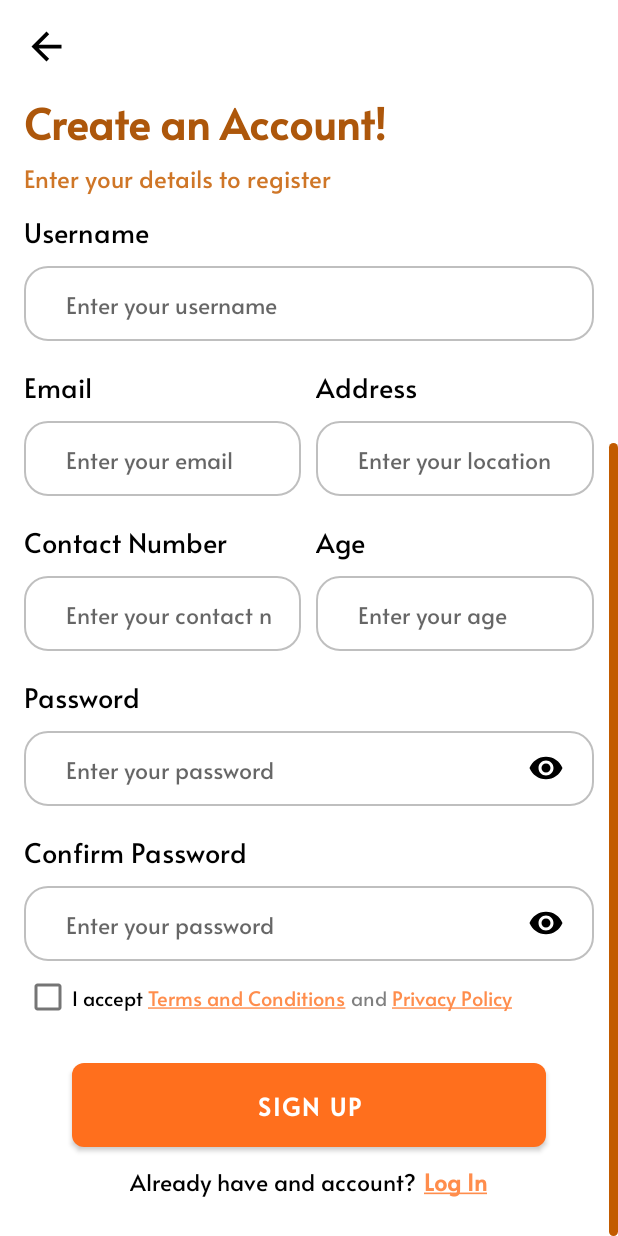
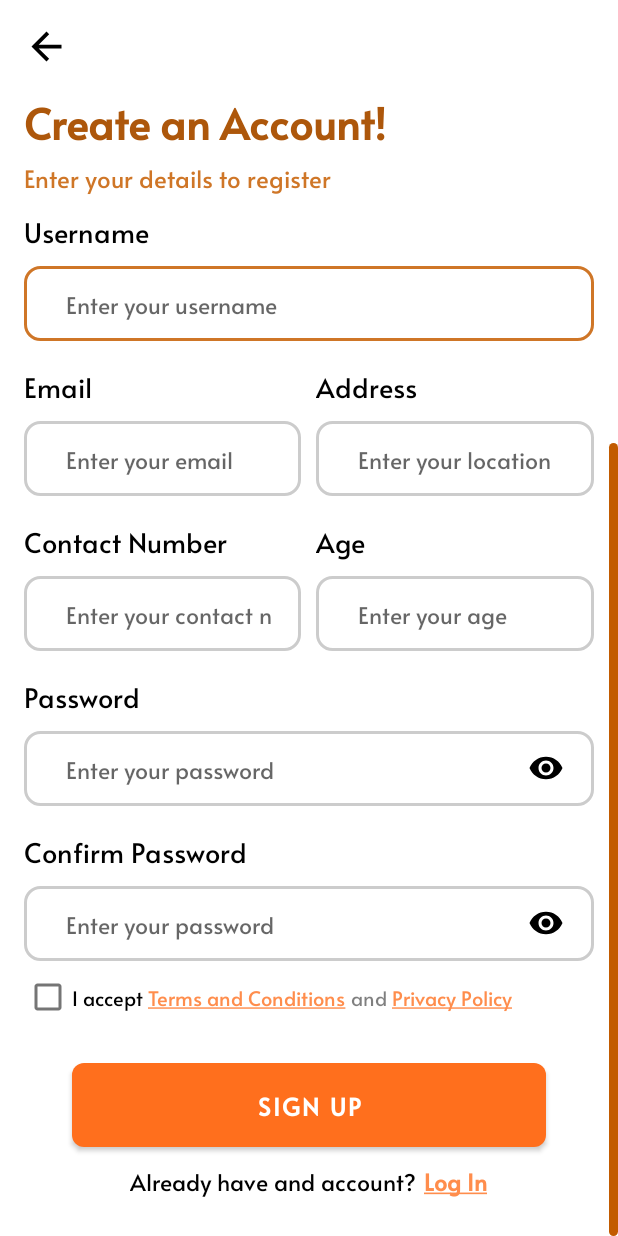
Before and after one commit to MarkKheanViari/PetPal-E-commerce-Booking-Mobile-, an Android app: the RegisterActivity screen opened directly, with no data from a screen before it, scrolled down 192 dp, on a phone screen of 412 x 824 dp. Run offline under Robolectric (Android 15) with nearby library versions, the phone set to English and light mode, and no system bars.

Commit message:
Eme Eme lang ung inputfield

```diff
--- a/app/src/main/java/com/example/myapplication/Controller/LoginActivity.kt
+++ b/app/src/main/java/com/example/myapplication/Controller/LoginActivity.kt
@@ -100,11 +100,11 @@ class LoginActivity : AppCompatActivity() {
 
         // Remove error when user fixes input
         usernameInput.addTextChangedListener {
-            usernameInput.setBackgroundResource(R.drawable.login_design)
+            usernameInput.setBackgroundResource(R.drawable.login_design_selector)
             usernameInput.error = null
         }
         passwordInput.addTextChangedListener {
-            passwordInput.setBackgroundResource(R.drawable.login_design)
+            passwordInput.setBackgroundResource(R.drawable.login_design_selector)
             passwordInput.error = null
         }
 
--- a/app/src/main/java/com/example/myapplication/Controller/RegisterActivity.kt
+++ b/app/src/main/java/com/example/myapplication/Controller/RegisterActivity.kt
@@ -94,7 +94,7 @@ class RegisterActivity : AppCompatActivity() {
                 }
             }
 
-            if (password.length < 6 || password.length > 16) { // Fixed password length validation
+            if (password.length < 6 || password.length > 16) {
                 passwordInput.error = "Password must be between 6 to 16 characters"
                 passwordInput.setBackgroundResource(R.drawable.edittext_error_background)
                 isValid = false
@@ -134,8 +134,6 @@ class RegisterActivity : AppCompatActivity() {
                 if (username.isBlank()) {
                     usernameInput.error = "Username is Required"
                     usernameInput.setBackgroundResource(R.drawable.edittext_error_background)
-                } else {
-                    usernameInput.setBackgroundResource(R.drawable.login_design)
                 }
             }
         }
@@ -146,8 +144,6 @@ class RegisterActivity : AppCompatActivity() {
                 if (email.isBlank()) {
                     emailInput.error = "Email is Required"
                     emailInput.setBackgroundResource(R.drawable.edittext_error_background)
-                } else {
-                    emailInput.setBackgroundResource(R.drawable.login_design)
                 }
             }
         }
@@ -158,8 +154,6 @@ class RegisterActivity : AppCompatActivity() {
                 if (location.isBlank()) {
                     locationInput.error = "Location is Required"
                     locationInput.setBackgroundResource(R.drawable.edittext_error_background)
-                } else {
-                    locationInput.setBackgroundResource(R.drawable.login_design)
                 }
             }
         }
@@ -170,8 +164,6 @@ class RegisterActivity : AppCompatActivity() {
                 if (age.isBlank()) {
                     ageInput.error = "Age is Required"
                     ageInput.setBackgroundResource(R.drawable.edittext_error_background)
-                } else {
-                    ageInput.setBackgroundResource(R.drawable.login_design)
                 }
             }
         }
@@ -182,8 +174,6 @@ class RegisterActivity : AppCompatActivity() {
                 if (contact.isBlank()) {
                     contactInput.error = "Contact Number is Required"
                     contactInput.setBackgroundResource(R.drawable.edittext_error_background)
-                } else {
-                    contactInput.setBackgroundResource(R.drawable.login_design)
                 }
             }
         }
@@ -194,8 +184,6 @@ class RegisterActivity : AppCompatActivity() {
                 if (password.isBlank()) {
                     passwordInput.error = "Password is Required"
                     passwordInput.setBackgroundResource(R.drawable.edittext_error_background)
-                } else {
-                    passwordInput.setBackgroundResource(R.drawable.login_design)
                 }
             }
         }
@@ -206,8 +194,6 @@ class RegisterActivity : AppCompatActivity() {
                 if (confirmPassword.isBlank()) {
                     confirmPasswordInput.error = "Confirm Password is Required"
                     confirmPasswordInput.setBackgroundResource(R.drawable.edittext_error_background)
-                } else {
-                    confirmPasswordInput.setBackgroundResource(R.drawable.login_design)
                 }
             }
         }
@@ -215,37 +201,37 @@ class RegisterActivity : AppCompatActivity() {
         // Text change listeners to clear errors
         usernameInput.addTextChangedListener {
             usernameInput.error = null
-            usernameInput.setBackgroundResource(R.drawable.login_design)
+            usernameInput.setBackgroundResource(R.drawable.login_design_selector)
         }
 
         emailInput.addTextChangedListener {
             emailInput.error = null
-            emailInput.setBackgroundResource(R.drawable.login_design)
+            emailInput.setBackgroundResource(R.drawable.login_design_selector)
         }
 
         locationInput.addTextChangedListener {
             locationInput.error = null
-            locationInput.setBackgroundResource(R.drawable.login_design)
+            locationInput.setBackgroundResource(R.drawable.login_design_selector)
         }
 
         contactInput.addTextChangedListener {
             contactInput.error = null
-            contactInput.setBackgroundResource(R.drawable.login_design)
+            contactInput.setBackgroundResource(R.drawable.login_design_selector)
         }
 
         ageInput.addTextChangedListener {
             ageInput.error = null
-            ageInput.setBackgroundResource(R.drawable.login_design)
+            ageInput.setBackgroundResource(R.drawable.login_design_selector)
         }
 
         passwordInput.addTextChangedListener {
             passwordInput.error = null
-            passwordInput.setBackgroundResource(R.drawable.login_design)
+            passwordInput.setBackgroundResource(R.drawable.login_design_selector)
         }
 
         confirmPasswordInput.addTextChangedListener {
             confirmPasswordInput.error = null
-            confirmPasswordInput.setBackgroundResource(R.drawable.login_design)
+            confirmPasswordInput.setBackgroundResource(R.drawable.login_design_selector)
         }
 
         // Click listeners for Terms, Privacy Policy, and Login suggestion
--- a/app/src/main/res/drawable/edittext_error_background.xml
+++ b/app/src/main/res/drawable/edittext_error_background.xml
@@ -1,7 +1,7 @@
 <?xml version="1.0" encoding="utf-8"?>
 <shape xmlns:android="http://schemas.android.com/apk/res/android">
-    <solid android:color="@android:color/white"/>
-    <stroke android:width="2dp" android:color="@android:color/holo_red_light"/>
-    <corners android:radius="15dp"/>
-    <padding android:left="10dp" android:right="10dp"/>
+    <stroke
+        android:width="2dp"
+        android:color="#FF0000" /> <!-- Red for error -->
+    <solid android:color="@android:color/transparent" />
 </shape>
--- /dev/null
+++ b/app/src/main/res/drawable/login_design_selector.xml
@@ -0,0 +1,24 @@
+<?xml version="1.0" encoding="utf-8"?>
+<selector xmlns:android="http://schemas.android.com/apk/res/android">
+    <!-- Focused state -->
+    <item android:state_focused="true">
+        <shape>
+            <corners android:radius="10dp" />
+            <stroke
+                android:width="2dp"
+                android:color="#CF7627" /> <!-- Orange when focused -->
+            <solid android:color="#FFFFFF" />
+        </shape>
+    </item>
+
+    <!-- Default state -->
+    <item>
+        <shape>
+            <corners android:radius="10dp" />
+            <stroke
+                android:width="2dp"
+                android:color="#CCCCCC" /> <!-- Gray when unfocused -->
+            <solid android:color="#FFFFFF" />
+        </shape>
+    </item>
+</selector>
--- a/app/src/main/res/layout/activity_register.xml
+++ b/app/src/main/res/layout/activity_register.xml
@@ -9,7 +9,6 @@
     android:background="@color/white"
     tools:context=".RegisterActivity">
 
-    <!-- AppBarLayout for sticky header -->
     <com.google.android.material.appbar.AppBarLayout
         android:id="@+id/appBarLayout"
         android:layout_width="match_parent"
@@ -17,7 +16,6 @@
         android:background="@color/white"
         app:elevation="0dp">
 
-        <!-- Top Section with Back Button and Sticky TextViews -->
         <LinearLayout
             android:id="@+id/toplayout"
             android:layout_width="match_parent"
@@ -25,7 +23,7 @@
             android:orientation="vertical"
             android:gravity="start"
             android:padding="16dp"
-            app:layout_scrollFlags="noScroll"> <!-- Disable scrolling for AppBarLayout -->
+            app:layout_scrollFlags="noScroll">
 
             <ImageView
                 android:id="@+id/backBtn"
@@ -34,7 +32,6 @@
                 android:src="@drawable/back_button"
                 android:contentDescription="@string/back_buttonDesc" />
 
-            <!-- Sticky TextViews -->
             <LinearLayout
                 android:layout_width="match_parent"
                 android:layout_height="wrap_content"
@@ -63,7 +60,6 @@
         </LinearLayout>
     </com.google.android.material.appbar.AppBarLayout>
 
-    <!-- Scrollable Content -->
     <androidx.core.widget.NestedScrollView
         android:layout_width="match_parent"
         android:layout_height="match_parent"
@@ -81,7 +77,6 @@
             android:orientation="vertical"
             android:paddingHorizontal="16dp">
 
-        <!-- Dog Image (Scrollable) -->
             <ImageView
                 android:layout_width="149dp"
                 android:layout_height="159dp"
@@ -90,7 +85,6 @@
                 android:layout_gravity="center_horizontal"
                 android:layout_marginTop="16dp" />
 
-        <!-- User Input Fields -->
             <LinearLayout
                 android:id="@+id/user_inputs1"
                 android:layout_width="match_parent"
@@ -115,7 +109,7 @@
                     android:id="@+id/usernameInput"
                     android:layout_width="match_parent"
                     android:layout_height="50dp"
-                android:background="@drawable/login_design"
+                    android:background="@drawable/login_design_selector"
                     android:fontFamily="@font/alata"
                     android:hint="  Enter your username"
                     android:inputType="text"
@@ -124,7 +118,6 @@
                     android:textColor="@color/black"
                     android:textSize="15sp"/>
 
-            <!-- Spacer -->
                 <Space
                     android:layout_width="match_parent"
                     android:layout_height="15dp"/>
@@ -136,7 +129,6 @@
                     android:orientation="horizontal"
                     android:baselineAligned="false">
 
-                <!-- Email Column -->
                     <LinearLayout
                         android:layout_width="0dp"
                         android:layout_height="wrap_content"
@@ -159,7 +151,7 @@
                             android:id="@+id/emailInput"
                             android:layout_width="match_parent"
                             android:layout_height="50dp"
-                        android:background="@drawable/login_design"
+                            android:background="@drawable/login_design_selector"
                             android:fontFamily="@font/alata"
                             android:hint="  Enter your email"
                             android:inputType="textEmailAddress"
@@ -174,7 +166,6 @@
                         android:layout_width="10dp"
                         android:layout_height="match_parent"/>
 
-                <!-- Address Column -->
                     <LinearLayout
                         android:layout_width="0dp"
                         android:layout_height="wrap_content"
@@ -197,7 +188,7 @@
                             android:id="@+id/locationInput"
                             android:layout_width="match_parent"
                             android:layout_height="50dp"
-                        android:background="@drawable/login_design"
+                            android:background="@drawable/login_design_selector"
                             android:fontFamily="@font/alata"
                             android:hint="  Enter your location"
                             android:inputType="text"
@@ -209,7 +200,6 @@
                     </LinearLayout>
                 </LinearLayout>
 
-            <!-- Spacer -->
                 <Space
                     android:layout_width="match_parent"
                     android:layout_height="15dp"/>
@@ -221,7 +211,6 @@
                     android:orientation="horizontal"
                     android:baselineAligned="false">
 
-                <!-- Contact Number Column -->
                     <LinearLayout
                         android:layout_width="0dp"
                         android:layout_height="wrap_content"
@@ -244,7 +233,7 @@
                             android:id="@+id/contactInput"
                             android:layout_width="match_parent"
                             android:layout_height="50dp"
-                        android:background="@drawable/login_design"
+                            android:background="@drawable/login_design_selector"
                             android:fontFamily="@font/alata"
                             android:hint="  Enter your contact number"
                             android:inputType="phone"
@@ -259,7 +248,6 @@
                         android:layout_width="10dp"
                         android:layout_height="match_parent"/>
 
-                <!-- Age Column -->
                     <LinearLayout
                         android:layout_width="0dp"
                         android:layout_height="wrap_content"
@@ -282,7 +270,7 @@
                             android:id="@+id/ageInput"
                             android:layout_width="match_parent"
                             android:layout_height="50dp"
-                        android:background="@drawable/login_design"
+                            android:background="@drawable/login_design_selector"
                             android:fontFamily="@font/alata"
                             android:hint="  Enter your age"
                             android:inputType="number"
@@ -294,7 +282,6 @@
                     </LinearLayout>
                 </LinearLayout>
 
-            <!-- Spacer -->
                 <Space
                     android:layout_width="match_parent"
                     android:layout_height="15dp"/>
@@ -316,7 +303,7 @@
                     android:id="@+id/passwordInput"
                     android:layout_width="match_parent"
                     android:layout_height="50dp"
-                android:background="@drawable/login_design"
+                    android:background="@drawable/login_design_selector"
                     android:fontFamily="@font/alata"
                     android:hint="  Enter your password"
                     android:inputType="textPassword"
@@ -327,7 +314,6 @@
                     android:paddingHorizontal="20dp"
                     android:drawableEnd="@drawable/show_password"/>
 
-            <!-- Spacer -->
                 <Space
                     android:layout_width="match_parent"
                     android:layout_height="15dp"/>
@@ -349,7 +335,7 @@
                     android:id="@+id/confirmPasswordInput"
                     android:layout_width="match_parent"
                     android:layout_height="50dp"
-                android:background="@drawable/login_design"
+                    android:background="@drawable/login_design_selector"
                     android:fontFamily="@font/alata"
                     android:hint="  Enter your password"
                     android:inputType="textPassword"
@@ -360,7 +346,6 @@
                     android:paddingHorizontal="20dp"
                     android:drawableEnd="@drawable/show_password"/>
 
-            <!-- Terms and Conditions and Privacy Policy -->
                 <LinearLayout
                     android:layout_width="match_parent"
                     android:layout_height="wrap_content"
@@ -402,12 +387,10 @@
                         android:fontFamily="@font/alata" />
                 </LinearLayout>
 
-            <!-- Spacer -->
                 <Space
                     android:layout_width="match_parent"
                     android:layout_height="20dp"/>
 
-            <!-- Register Button -->
                 <Button
                     android:id="@+id/registerButton"
                     android:layout_width="match_parent"
@@ -423,12 +406,10 @@
                     android:textStyle="bold"
                     android:elevation="4dp" />
 
-            <!-- Spacer -->
                 <Space
                     android:layout_width="match_parent"
                     android:layout_height="10dp"/>
 
-            <!-- Login Suggestion -->
                 <LinearLayout
                     android:layout_width="match_parent"
                     android:layout_height="wrap_content"
@@ -458,7 +439,6 @@
                         android:fontFamily="@font/alata" />
                 </LinearLayout>
 
-            <!-- Final Spacer -->
                 <Space
                     android:layout_width="wrap_content"
                     android:layout_height="25dp"/>
```
Also changed, not shown: app/src/main/res/drawable/input_field_selector.xml (added, +22 -0 lines), app/src/main/res/layout/activity_login.xml (+4 -3 lines). Lines whose indentation alone changed are shown as unchanged.
